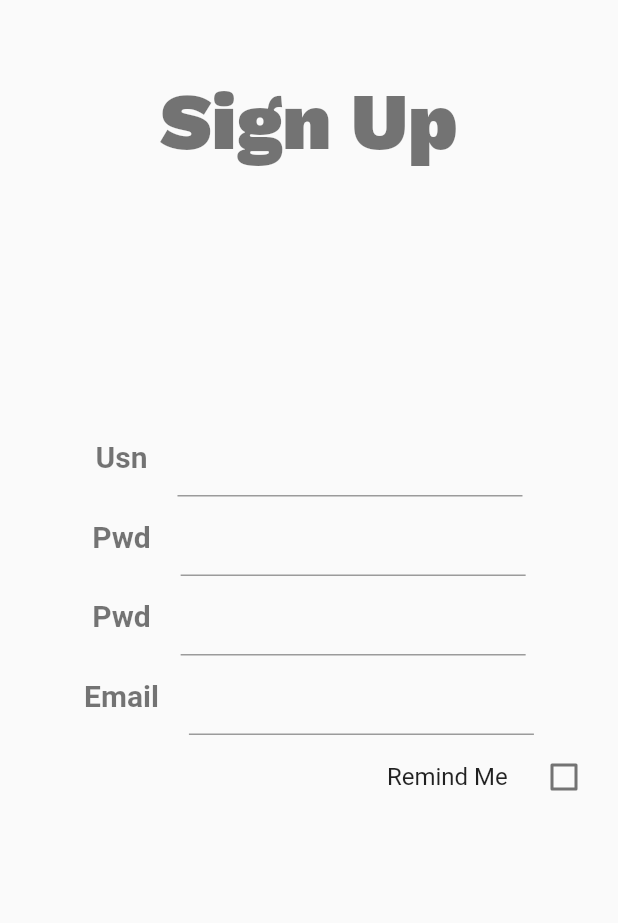
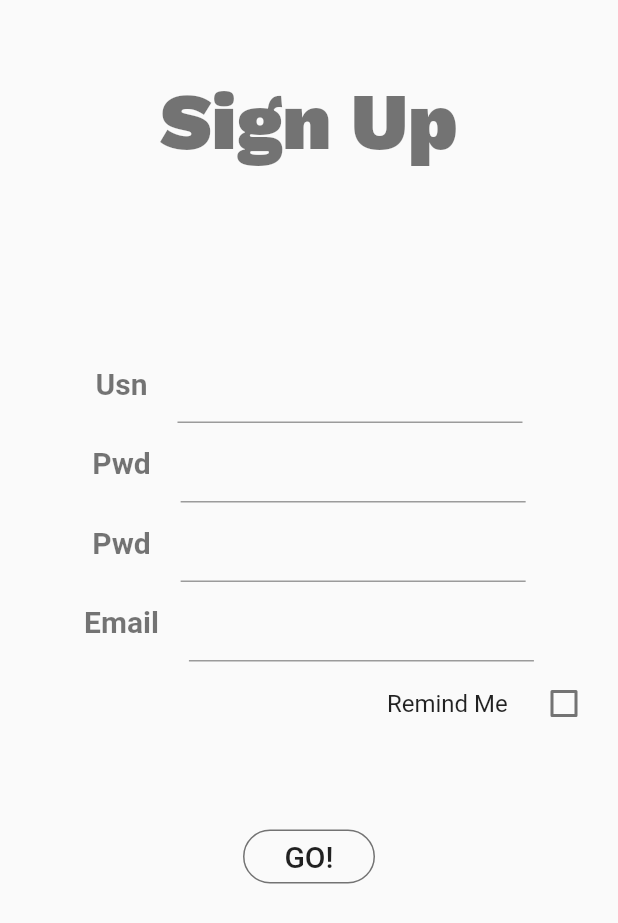
Before and after one commit to bryanesong/FlutterFitnessApp, a Flutter app: the SignUpRoute screen opened directly, on a phone screen of 412 x 824 dp. Shown: the top 923 px of the screen. Run offline on Flutter 3.47's test engine with Material 2 defaults, Android fonts, the phone set to English and light mode, and no system bars; our stand-ins replace firebase_auth, firebase_core, firebase_database; missing offline and left inert: flame, keyboard_visibility, nice_button; accounts and stored records are empty; statements that could not run were skipped.

Commit message:
fixed bugs

```diff
--- a/lib/SignUp.dart
+++ b/lib/SignUp.dart
@@ -32,14 +32,15 @@ class SignUpState extends State<SignUpRoute> {
         body: Stack(children: [
       createTitle(),
       Column(
-        crossAxisAlignment: CrossAxisAlignment.end,
+        //crossAxisAlignment: CrossAxisAlignment.center,
         mainAxisAlignment: MainAxisAlignment.center,
         children: <Widget>[
-          createTextField("Usn", username, false, null),
-          createTextField("Pwd", password1, true, null),
-          createTextField("Pwd", password2, true, null),
-          createTextField("Email", email, false, rememberMeSpacer),
-          createCheckboxTile()
+          createTextField("Usn", username, false),
+          createTextField("Pwd", password1, true),
+          createTextField("Pwd", password2, true),
+          createTextField("Email", email, false),
+          createCheckboxTile(),
+          createGoButton()
         ],
       ),
     ]));
@@ -60,21 +61,20 @@ class SignUpState extends State<SignUpRoute> {
         ));
   }
 
-  Widget createTextField(String textLabel, TextField field, bool isPassword, Key spacerKey) {
+  Widget createTextField(String textLabel, TextField field, bool isPassword) {
     field = new TextField(
       style: TextStyle(fontSize: 20, color: Colors.black45),
       obscureText: isPassword,
     );
     return Row(
       mainAxisAlignment: MainAxisAlignment.center,
-      children: [Container(
-        key: spacerKey,
+      children: [
+        Container(
             child: Text(
           '$textLabel',
           style: TextStyle(
               fontSize: 20, fontWeight: FontWeight.bold, color: Colors.black54),
-        )
-      ),
+        )),
         Container(
             padding: EdgeInsets.fromLTRB(20, 5, 0, 0), width: 250, child: field)
       ],
@@ -82,7 +82,17 @@ class SignUpState extends State<SignUpRoute> {
   }
 
   Widget createCheckboxTile() {
-    return Container(width: 170,
+/*    double spaceFromRight = 0;
+    print('checkbox');
+    RenderBox box = rememberMeSpacer.currentContext.findRenderObject();
+    Offset position = box.localToGlobal(Offset.zero);
+    spaceFromRight = position.dx;*/
+
+    return Container(
+        alignment: Alignment.centerRight,
+        child: Container(
+            alignment: Alignment.centerRight,
+            width: 170,
             child: CheckboxListTile(
               title: Text('Remind Me'),
               controlAffinity: ListTileControlAffinity.trailing,
@@ -91,6 +101,18 @@ class SignUpState extends State<SignUpRoute> {
                 _checked = value;
                 setState(() {});
               },
+            )));
+  }
+
+  Widget createGoButton() {
+    return Container(
+        padding: EdgeInsets.fromLTRB(0, 50, 0, 0),
+        child: FlatButton(
+          shape: RoundedRectangleBorder(
+              borderRadius: BorderRadius.circular(18),
+              side: BorderSide(color: Colors.black54)),
+          onPressed: () {},
+          child: Text("GO!", style: TextStyle(fontSize: 20)),
         ));
   }
 }
```
Lines whose indentation alone changed are shown as unchanged.
